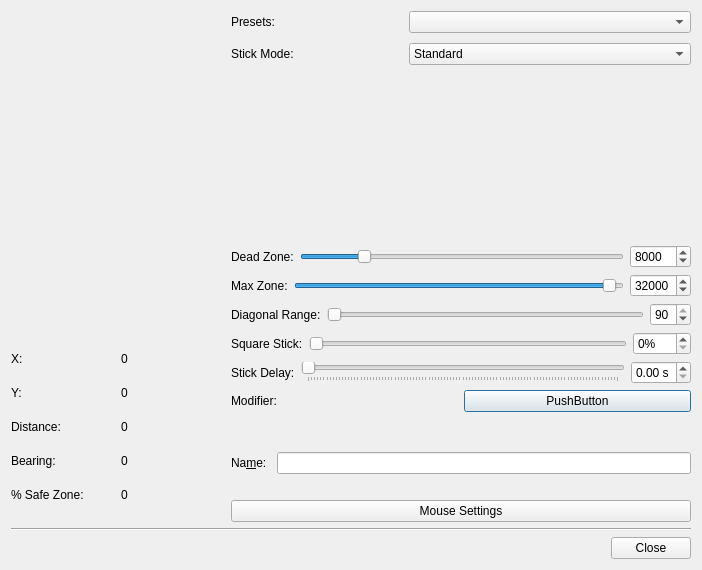
Above: src/gui/joycontrolstickeditdialog.ui from AntiMicroX/antimicrox before the change. Below: the same form after it.
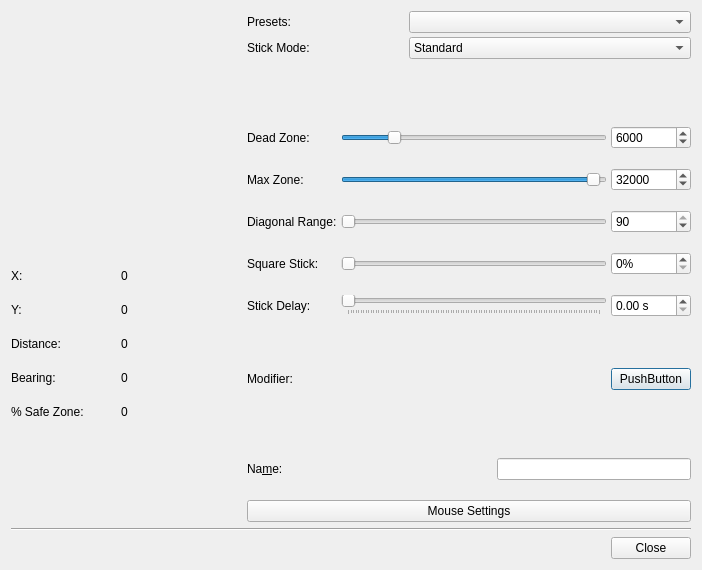
That is the form after the change. Icons and pictures are not drawn. Custom widgets are drawn as their Qt base class.

```diff
--- a/src/gui/joycontrolstickeditdialog.ui
+++ b/src/gui/joycontrolstickeditdialog.ui
@@ -37,12 +37,12 @@
   </property>
   <layout class="QVBoxLayout" name="verticalLayout_5">
    <item>
-    <layout class="QHBoxLayout" name="horizontalLayout_10">
+    <layout class="QHBoxLayout" name="mainHorizontalLayout">
      <property name="spacing">
       <number>20</number>
      </property>
      <item>
-      <layout class="QVBoxLayout" name="verticalLayout_3">
+      <layout class="QVBoxLayout" name="leftVerticalLayout" stretch="2,0,0,1">
        <item>
         <widget class="JoyControlStickStatusBox" name="stickStatusBoxWidget" native="true">
          <property name="sizePolicy">
@@ -83,84 +83,19 @@
           <enum>Qt::Vertical</enum>
          </property>
          <property name="sizeType">
-          <enum>QSizePolicy::Fixed</enum>
+          <enum>QSizePolicy::Minimum</enum>
          </property>
          <property name="sizeHint" stdset="0">
           <size>
            <width>20</width>
-           <height>20</height>
+           <height>32</height>
           </size>
          </property>
         </spacer>
        </item>
        <item>
-        <layout class="QGridLayout" name="gridLayout">
-         <item row="2" column="0">
-          <widget class="QLabel" name="label_8">
-           <property name="sizePolicy">
-            <sizepolicy hsizetype="Preferred" vsizetype="Fixed">
-             <horstretch>0</horstretch>
-             <verstretch>0</verstretch>
-            </sizepolicy>
-           </property>
-           <property name="text">
-            <string>Distance:</string>
-           </property>
-          </widget>
-         </item>
-         <item row="1" column="0">
-          <widget class="QLabel" name="label_6">
-           <property name="sizePolicy">
-            <sizepolicy hsizetype="Preferred" vsizetype="Fixed">
-             <horstretch>0</horstretch>
-             <verstretch>0</verstretch>
-            </sizepolicy>
-           </property>
-           <property name="text">
-            <string>Y:</string>
-           </property>
-          </widget>
-         </item>
-         <item row="0" column="1">
-          <widget class="QLabel" name="xCoordinateLabel">
-           <property name="sizePolicy">
-            <sizepolicy hsizetype="Preferred" vsizetype="Fixed">
-             <horstretch>0</horstretch>
-             <verstretch>0</verstretch>
-            </sizepolicy>
-           </property>
-           <property name="text">
-            <string>0</string>
-           </property>
-          </widget>
-         </item>
-         <item row="0" column="0">
-          <widget class="QLabel" name="label_4">
-           <property name="sizePolicy">
-            <sizepolicy hsizetype="Preferred" vsizetype="Fixed">
-             <horstretch>0</horstretch>
-             <verstretch>0</verstretch>
-            </sizepolicy>
-           </property>
-           <property name="text">
-            <string>X:</string>
-           </property>
-          </widget>
-         </item>
-         <item row="1" column="1">
-          <widget class="QLabel" name="yCoordinateLabel">
-           <property name="sizePolicy">
-            <sizepolicy hsizetype="Preferred" vsizetype="Fixed">
-             <horstretch>0</horstretch>
-             <verstretch>0</verstretch>
-            </sizepolicy>
-           </property>
-           <property name="text">
-            <string>0</string>
-           </property>
-          </widget>
-         </item>
-         <item row="3" column="1">
+        <layout class="QGridLayout" name="stickReadingsLayout">
+         <item row="3" column="2">
           <widget class="QLabel" name="diagonalLabel">
            <property name="sizePolicy">
             <sizepolicy hsizetype="Preferred" vsizetype="Fixed">
@@ -173,8 +108,21 @@
            </property>
           </widget>
          </item>
-         <item row="2" column="1">
-          <widget class="QLabel" name="distanceLabel">
+         <item row="4" column="2">
+          <widget class="QLabel" name="fromSafeZoneValueLabel">
+           <property name="sizePolicy">
+            <sizepolicy hsizetype="Preferred" vsizetype="Fixed">
+             <horstretch>0</horstretch>
+             <verstretch>0</verstretch>
+            </sizepolicy>
+           </property>
+           <property name="text">
+            <string>0</string>
+           </property>
+          </widget>
+         </item>
+         <item row="1" column="2">
+          <widget class="QLabel" name="yCoordinateLabel">
            <property name="sizePolicy">
             <sizepolicy hsizetype="Preferred" vsizetype="Fixed">
              <horstretch>0</horstretch>
@@ -199,6 +147,45 @@
            </property>
           </widget>
          </item>
+         <item row="0" column="2">
+          <widget class="QLabel" name="xCoordinateLabel">
+           <property name="sizePolicy">
+            <sizepolicy hsizetype="Preferred" vsizetype="Fixed">
+             <horstretch>0</horstretch>
+             <verstretch>0</verstretch>
+            </sizepolicy>
+           </property>
+           <property name="text">
+            <string>0</string>
+           </property>
+          </widget>
+         </item>
+         <item row="2" column="0">
+          <widget class="QLabel" name="distanceLabel_2">
+           <property name="sizePolicy">
+            <sizepolicy hsizetype="Preferred" vsizetype="Fixed">
+             <horstretch>0</horstretch>
+             <verstretch>0</verstretch>
+            </sizepolicy>
+           </property>
+           <property name="text">
+            <string>Distance:</string>
+           </property>
+          </widget>
+         </item>
+         <item row="1" column="0">
+          <widget class="QLabel" name="yHeaderLabel">
+           <property name="sizePolicy">
+            <sizepolicy hsizetype="Preferred" vsizetype="Fixed">
+             <horstretch>0</horstretch>
+             <verstretch>0</verstretch>
+            </sizepolicy>
+           </property>
+           <property name="text">
+            <string>Y:</string>
+           </property>
+          </widget>
+         </item>
          <item row="4" column="0">
           <widget class="QLabel" name="fromSafeZoneLabel">
            <property name="sizePolicy">
@@ -212,8 +199,21 @@
            </property>
           </widget>
          </item>
-         <item row="4" column="1">
-          <widget class="QLabel" name="fromSafeZoneValueLabel">
+         <item row="0" column="0">
+          <widget class="QLabel" name="xHeaderLabel">
+           <property name="sizePolicy">
+            <sizepolicy hsizetype="Preferred" vsizetype="Fixed">
+             <horstretch>0</horstretch>
+             <verstretch>0</verstretch>
+            </sizepolicy>
+           </property>
+           <property name="text">
+            <string>X:</string>
+           </property>
+          </widget>
+         </item>
+         <item row="2" column="2">
+          <widget class="QLabel" name="distanceLabel">
            <property name="sizePolicy">
             <sizepolicy hsizetype="Preferred" vsizetype="Fixed">
              <horstretch>0</horstretch>
@@ -233,12 +233,12 @@
           <enum>Qt::Vertical</enum>
          </property>
          <property name="sizeType">
-          <enum>QSizePolicy::Fixed</enum>
+          <enum>QSizePolicy::Minimum</enum>
          </property>
          <property name="sizeHint" stdset="0">
           <size>
            <width>20</width>
-           <height>20</height>
+           <height>32</height>
           </size>
          </property>
         </spacer>
@@ -246,22 +246,36 @@
       </layout>
      </item>
      <item>
-      <layout class="QVBoxLayout" name="verticalLayout_4">
+      <spacer name="horizontalSpacer_2">
+       <property name="orientation">
+        <enum>Qt::Horizontal</enum>
+       </property>
+       <property name="sizeType">
+        <enum>QSizePolicy::Minimum</enum>
+       </property>
+       <property name="sizeHint" stdset="0">
+        <size>
+         <width>16</width>
+         <height>0</height>
+        </size>
+       </property>
+      </spacer>
+     </item>
        <item>
-        <layout class="QVBoxLayout" name="verticalLayout_7">
+      <layout class="QVBoxLayout" name="widgetsVerticalLayout">
+       <item>
+        <layout class="QGridLayout" name="topGrid">
          <property name="spacing">
-          <number>10</number>
+          <number>4</number>
          </property>
-         <item>
-          <layout class="QHBoxLayout" name="horizontalLayout">
-           <item>
-            <widget class="QLabel" name="label_3">
+         <item row="0" column="0">
+          <widget class="QLabel" name="presetsLabel">
              <property name="text">
               <string>Presets:</string>
              </property>
             </widget>
            </item>
-           <item>
+         <item row="0" column="1">
             <widget class="QComboBox" name="presetsComboBox">
              <property name="minimumSize">
               <size>
@@ -316,18 +330,14 @@
              </item>
             </widget>
            </item>
-          </layout>
-         </item>
-         <item>
-          <layout class="QHBoxLayout" name="horizontalLayout_13">
-           <item>
-            <widget class="QLabel" name="label_11">
+         <item row="1" column="0">
+          <widget class="QLabel" name="stickModeLabel">
              <property name="text">
               <string>Stick Mode:</string>
              </property>
             </widget>
            </item>
-           <item>
+         <item row="1" column="1">
             <widget class="QComboBox" name="joyModeComboBox">
              <property name="minimumSize">
               <size>
@@ -373,159 +383,35 @@
            </item>
           </layout>
          </item>
-        </layout>
-       </item>
        <item>
         <spacer name="verticalSpacer_2">
          <property name="orientation">
           <enum>Qt::Vertical</enum>
          </property>
          <property name="sizeType">
-          <enum>QSizePolicy::MinimumExpanding</enum>
+          <enum>QSizePolicy::Minimum</enum>
          </property>
          <property name="sizeHint" stdset="0">
           <size>
            <width>20</width>
-           <height>20</height>
+           <height>32</height>
           </size>
          </property>
         </spacer>
        </item>
        <item>
-        <layout class="QVBoxLayout" name="verticalLayout_2">
+        <layout class="QGridLayout" name="middleGrid">
          <property name="spacing">
-          <number>6</number>
+          <number>4</number>
          </property>
-         <item>
-          <layout class="QHBoxLayout" name="horizontalLayout_2">
-           <item>
-            <widget class="QLabel" name="label">
+         <item row="14" column="0">
+          <widget class="QLabel" name="modifierLabel">
              <property name="text">
-              <string>Dead Zone:</string>
+            <string>Modifier:</string>
              </property>
             </widget>
            </item>
-           <item>
-            <widget class="QSlider" name="deadZoneSlider">
-             <property name="toolTip">
-              <string>Dead zone value to use for an analog stick.</string>
-             </property>
-             <property name="minimum">
-              <number>1</number>
-             </property>
-             <property name="maximum">
-              <number>32737</number>
-             </property>
-             <property name="singleStep">
-              <number>100</number>
-             </property>
-             <property name="pageStep">
-              <number>1000</number>
-             </property>
-             <property name="value">
-              <number>6000</number>
-             </property>
-             <property name="orientation">
-              <enum>Qt::Horizontal</enum>
-             </property>
-            </widget>
-           </item>
-           <item>
-            <widget class="QSpinBox" name="deadZoneSpinBox">
-             <property name="toolTip">
-              <string>Dead zone value to use for an analog stick.</string>
-             </property>
-             <property name="minimum">
-              <number>1</number>
-             </property>
-             <property name="maximum">
-              <number>32737</number>
-             </property>
-             <property name="value">
-              <number>8000</number>
-             </property>
-            </widget>
-           </item>
-          </layout>
-         </item>
-         <item>
-          <layout class="QHBoxLayout" name="horizontalLayout_3">
-           <item>
-            <widget class="QLabel" name="label_9">
-             <property name="text">
-              <string>Max Zone:</string>
-             </property>
-            </widget>
-           </item>
-           <item>
-            <widget class="QSlider" name="maxZoneSlider">
-             <property name="toolTip">
-              <string>Value when an analog stick is considered moved 100%.</string>
-             </property>
-             <property name="minimum">
-              <number>1</number>
-             </property>
-             <property name="maximum">
-              <number>32737</number>
-             </property>
-             <property name="singleStep">
-              <number>100</number>
-             </property>
-             <property name="pageStep">
-              <number>1000</number>
-             </property>
-             <property name="value">
-              <number>32000</number>
-             </property>
-             <property name="orientation">
-              <enum>Qt::Horizontal</enum>
-             </property>
-            </widget>
-           </item>
-           <item>
-            <widget class="QSpinBox" name="maxZoneSpinBox">
-             <property name="toolTip">
-              <string>Value when an analog stick is considered moved 100%.</string>
-             </property>
-             <property name="minimum">
-              <number>1</number>
-             </property>
-             <property name="maximum">
-              <number>32737</number>
-             </property>
-             <property name="value">
-              <number>32000</number>
-             </property>
-            </widget>
-           </item>
-          </layout>
-         </item>
-         <item>
-          <layout class="QHBoxLayout" name="horizontalLayout_12">
-           <item>
-            <widget class="QLabel" name="label_2">
-             <property name="text">
-              <string>Diagonal Range:</string>
-             </property>
-            </widget>
-           </item>
-           <item>
-            <widget class="QSlider" name="diagonalRangeSlider">
-             <property name="toolTip">
-              <string>The area (in degrees) that each diagonal region occupies.</string>
-             </property>
-             <property name="minimum">
-              <number>1</number>
-             </property>
-             <property name="maximum">
-              <number>90</number>
-             </property>
-             <property name="orientation">
-              <enum>Qt::Horizontal</enum>
-             </property>
-            </widget>
-           </item>
-           <item>
+         <item row="8" column="2">
             <widget class="QSpinBox" name="diagonalRangeSpinBox">
              <property name="toolTip">
               <string>The area (in degrees) that each diagonal region occupies.</string>
@@ -541,79 +427,7 @@
              </property>
             </widget>
            </item>
-          </layout>
-         </item>
-         <item>
-          <layout class="QHBoxLayout" name="horizontalLayout_14">
-           <item>
-            <widget class="QLabel" name="squareStickLabel">
-             <property name="text">
-              <string>Square Stick:</string>
-             </property>
-            </widget>
-           </item>
-           <item>
-            <widget class="QSlider" name="squareStickSlider">
-             <property name="toolTip">
-              <string>Percentage to modify a square stick coordinates to confine values to a circle</string>
-             </property>
-             <property name="minimum">
-              <number>0</number>
-             </property>
-             <property name="maximum">
-              <number>100</number>
-             </property>
-             <property name="singleStep">
-              <number>1</number>
-             </property>
-             <property name="pageStep">
-              <number>10</number>
-             </property>
-             <property name="value">
-              <number>0</number>
-             </property>
-             <property name="sliderPosition">
-              <number>0</number>
-             </property>
-             <property name="orientation">
-              <enum>Qt::Horizontal</enum>
-             </property>
-            </widget>
-           </item>
-           <item>
-            <widget class="QSpinBox" name="squareStickSpinBox">
-             <property name="toolTip">
-              <string>Percentage to modify a square stick coordinates to confine values to a circle</string>
-             </property>
-             <property name="suffix">
-              <string>%</string>
-             </property>
-             <property name="minimum">
-              <number>0</number>
-             </property>
-             <property name="maximum">
-              <number>100</number>
-             </property>
-             <property name="singleStep">
-              <number>1</number>
-             </property>
-             <property name="value">
-              <number>0</number>
-             </property>
-            </widget>
-           </item>
-          </layout>
-         </item>
-         <item>
-          <layout class="QHBoxLayout" name="horizontalLayout_15">
-           <item>
-            <widget class="QLabel" name="stickDelayTitleLabel">
-             <property name="text">
-              <string>Stick Delay:</string>
-             </property>
-            </widget>
-           </item>
-           <item>
+         <item row="12" column="1">
             <widget class="QSlider" name="stickDelaySlider">
              <property name="toolTip">
               <string>Time lapsed before a direction change is taken into effect.</string>
@@ -647,7 +461,71 @@
              </property>
             </widget>
            </item>
-           <item>
+         <item row="10" column="0">
+          <widget class="QLabel" name="squareStickLabel">
+           <property name="text">
+            <string>Square Stick:</string>
+           </property>
+          </widget>
+         </item>
+         <item row="8" column="0">
+          <widget class="QLabel" name="diagonalRangeLabel">
+           <property name="text">
+            <string>Diagonal Range:</string>
+           </property>
+          </widget>
+         </item>
+         <item row="10" column="2">
+          <widget class="QSpinBox" name="squareStickSpinBox">
+           <property name="toolTip">
+            <string>Percentage to modify a square stick coordinates to confine values to a circle</string>
+           </property>
+           <property name="suffix">
+            <string>%</string>
+           </property>
+           <property name="minimum">
+            <number>0</number>
+           </property>
+           <property name="maximum">
+            <number>100</number>
+           </property>
+           <property name="singleStep">
+            <number>1</number>
+           </property>
+           <property name="value">
+            <number>0</number>
+           </property>
+          </widget>
+         </item>
+         <item row="2" column="0">
+          <widget class="QLabel" name="deadZoneLabel">
+           <property name="text">
+            <string>Dead Zone:</string>
+           </property>
+          </widget>
+         </item>
+         <item row="6" column="0">
+          <widget class="QLabel" name="maxZoneLabel">
+           <property name="text">
+            <string>Max Zone:</string>
+           </property>
+          </widget>
+         </item>
+         <item row="14" column="2">
+          <widget class="QPushButton" name="modifierPushButton">
+           <property name="toolTip">
+            <string>Edit button that is active while the stick is active.
+
+This button is useful for assigning zones with
+modifier keys that can be used to assign walk/run
+functionality to an analog stick.</string>
+           </property>
+           <property name="text">
+            <string>PushButton</string>
+           </property>
+          </widget>
+         </item>
+         <item row="12" column="2">
             <widget class="QDoubleSpinBox" name="stickDelayDoubleSpinBox">
              <property name="toolTip">
               <string>Time lapsed before a direction change is taken into effect.</string>
@@ -669,62 +547,187 @@
              </property>
             </widget>
            </item>
-          </layout>
-         </item>
-         <item>
-          <layout class="QHBoxLayout" name="modifierHorizontalLayout">
-           <property name="topMargin">
-            <number>0</number>
+         <item row="2" column="2">
+          <widget class="QSpinBox" name="deadZoneSpinBox">
+           <property name="minimumSize">
+            <size>
+             <width>32</width>
+             <height>0</height>
+            </size>
            </property>
-           <item>
-            <widget class="QLabel" name="label_5">
-             <property name="text">
-              <string>Modifier:</string>
-             </property>
-            </widget>
-           </item>
-           <item alignment="Qt::AlignVCenter">
-            <widget class="QPushButton" name="modifierPushButton">
              <property name="toolTip">
-              <string>Edit button that is active while the stick is active.
-
-This button is useful for assigning zones with
-modifier keys that can be used to assign walk/run
-functionality to an analog stick.</string>
-             </property>
-             <property name="text">
-              <string>PushButton</string>
+            <string>Dead zone value to use for an analog stick.</string>
+           </property>
+           <property name="minimum">
+            <number>1</number>
+           </property>
+           <property name="maximum">
+            <number>32737</number>
+           </property>
+           <property name="value">
+            <number>6000</number>
              </property>
             </widget>
            </item>
-          </layout>
-         </item>
-        </layout>
-       </item>
-       <item>
+         <item row="13" column="1">
         <spacer name="verticalSpacer">
          <property name="orientation">
           <enum>Qt::Vertical</enum>
          </property>
          <property name="sizeType">
-          <enum>QSizePolicy::Fixed</enum>
+            <enum>QSizePolicy::Minimum</enum>
          </property>
          <property name="sizeHint" stdset="0">
           <size>
-           <width>20</width>
-           <height>20</height>
+             <width>0</width>
+             <height>32</height>
           </size>
          </property>
         </spacer>
        </item>
-       <item>
-        <layout class="QHBoxLayout" name="horizontalLayout_4">
-         <property name="spacing">
+         <item row="12" column="0">
+          <widget class="QLabel" name="stickDelayTitleLabel">
+           <property name="text">
+            <string>Stick Delay:</string>
+           </property>
+          </widget>
+         </item>
+         <item row="6" column="1">
+          <widget class="QSlider" name="maxZoneSlider">
+           <property name="toolTip">
+            <string>Value when an analog stick is considered moved 100%.</string>
+           </property>
+           <property name="minimum">
+            <number>1</number>
+           </property>
+           <property name="maximum">
+            <number>32737</number>
+           </property>
+           <property name="singleStep">
+            <number>100</number>
+           </property>
+           <property name="pageStep">
+            <number>1000</number>
+           </property>
+           <property name="value">
+            <number>32000</number>
+           </property>
+           <property name="orientation">
+            <enum>Qt::Horizontal</enum>
+           </property>
+          </widget>
+         </item>
+         <item row="6" column="2">
+          <widget class="QSpinBox" name="maxZoneSpinBox">
+           <property name="toolTip">
+            <string>Value when an analog stick is considered moved 100%.</string>
+           </property>
+           <property name="minimum">
+            <number>1</number>
+           </property>
+           <property name="maximum">
+            <number>32737</number>
+           </property>
+           <property name="value">
+            <number>32000</number>
+           </property>
+          </widget>
+         </item>
+         <item row="2" column="1">
+          <widget class="QSlider" name="deadZoneSlider">
+           <property name="minimumSize">
+            <size>
+             <width>200</width>
+             <height>0</height>
+            </size>
+           </property>
+           <property name="toolTip">
+            <string>Dead zone value to use for an analog stick.</string>
+           </property>
+           <property name="minimum">
+            <number>1</number>
+           </property>
+           <property name="maximum">
+            <number>32737</number>
+           </property>
+           <property name="singleStep">
+            <number>100</number>
+           </property>
+           <property name="pageStep">
+            <number>1000</number>
+           </property>
+           <property name="value">
+            <number>6000</number>
+           </property>
+           <property name="orientation">
+            <enum>Qt::Horizontal</enum>
+           </property>
+          </widget>
+         </item>
+         <item row="10" column="1">
+          <widget class="QSlider" name="squareStickSlider">
+           <property name="toolTip">
+            <string>Percentage to modify a square stick coordinates to confine values to a circle</string>
+           </property>
+           <property name="minimum">
+            <number>0</number>
+           </property>
+           <property name="maximum">
+            <number>100</number>
+           </property>
+           <property name="singleStep">
+            <number>1</number>
+           </property>
+           <property name="pageStep">
           <number>10</number>
          </property>
-         <property name="bottomMargin">
-          <number>6</number>
-         </property>
+           <property name="value">
+            <number>0</number>
+           </property>
+           <property name="sliderPosition">
+            <number>0</number>
+           </property>
+           <property name="orientation">
+            <enum>Qt::Horizontal</enum>
+           </property>
+          </widget>
+         </item>
+         <item row="8" column="1">
+          <widget class="QSlider" name="diagonalRangeSlider">
+           <property name="toolTip">
+            <string>The area (in degrees) that each diagonal region occupies.</string>
+           </property>
+           <property name="minimum">
+            <number>1</number>
+           </property>
+           <property name="maximum">
+            <number>90</number>
+           </property>
+           <property name="orientation">
+            <enum>Qt::Horizontal</enum>
+           </property>
+          </widget>
+         </item>
+        </layout>
+       </item>
+       <item>
+        <spacer name="verticalSpacer_5">
+         <property name="orientation">
+          <enum>Qt::Vertical</enum>
+         </property>
+         <property name="sizeType">
+          <enum>QSizePolicy::Minimum</enum>
+         </property>
+         <property name="sizeHint" stdset="0">
+          <size>
+           <width>20</width>
+           <height>32</height>
+          </size>
+         </property>
+        </spacer>
+       </item>
+       <item>
+        <layout class="QHBoxLayout" name="nameHorizontalLayout">
          <item>
           <widget class="QLabel" name="stickNameLabel">
            <property name="text">
@@ -735,6 +738,19 @@
            </property>
           </widget>
          </item>
+         <item>
+          <spacer name="horizontalSpacer">
+           <property name="orientation">
+            <enum>Qt::Horizontal</enum>
+           </property>
+           <property name="sizeHint" stdset="0">
+            <size>
+             <width>40</width>
+             <height>20</height>
+            </size>
+           </property>
+          </spacer>
+         </item>
          <item>
           <widget class="QLineEdit" name="stickNameLineEdit">
            <property name="toolTip">
```
Lines whose indentation alone changed are shown as unchanged.
